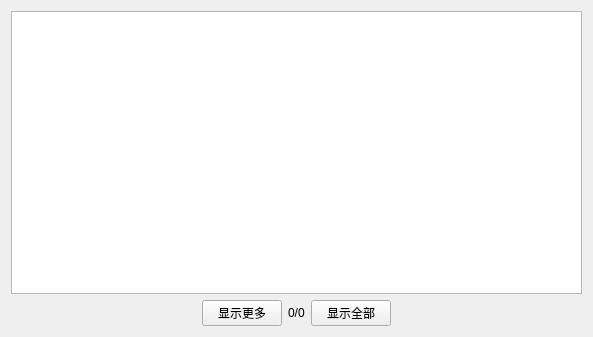
First picture: the form in UI/MyTable.ui, repository liumin0/stockii_client, before the edit.
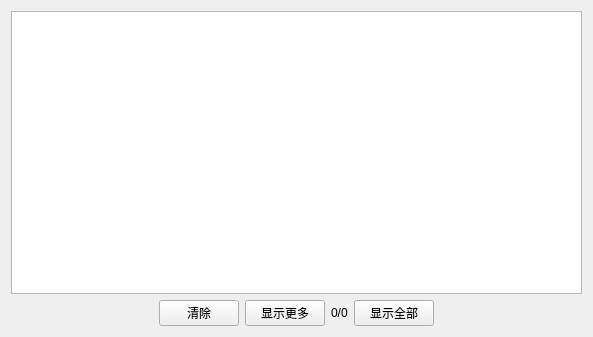
Second picture: the form after the edit. Custom widgets are drawn as their Qt base class.

What changed in the file:
```diff
--- a/UI/MyTable.ui
+++ b/UI/MyTable.ui
@@ -32,6 +32,13 @@
        </property>
       </spacer>
      </item>
+     <item>
+      <widget class="QPushButton" name="clearBtn">
+       <property name="text">
+        <string>清除</string>
+       </property>
+      </widget>
+     </item>
      <item>
       <widget class="QPushButton" name="showMoreBtn">
        <property name="text">
```
Left out of the diff: 10 changed lines with no effect on the pictures.
